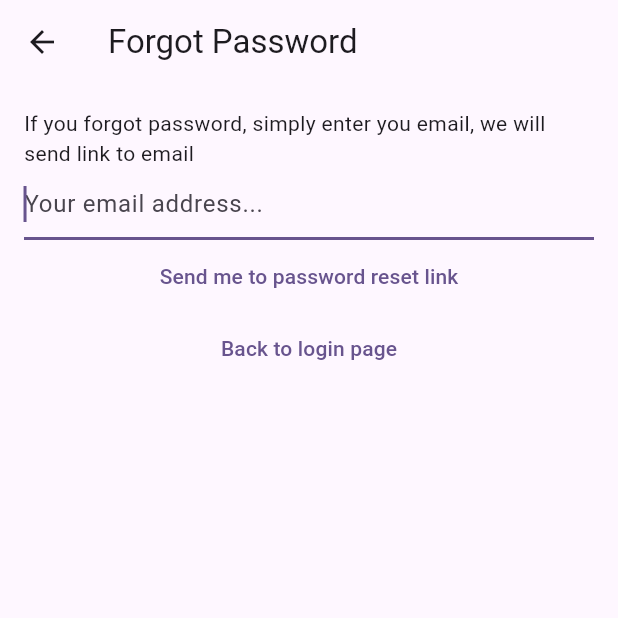
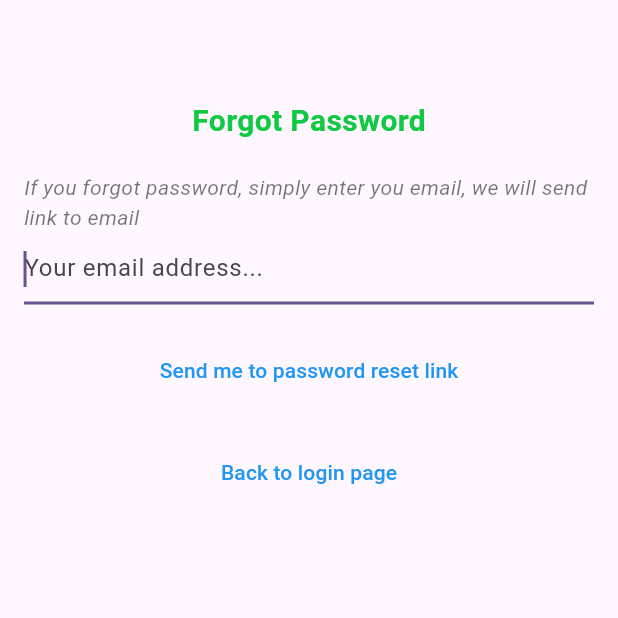
Before and after one commit to mj-suryavarma/flutter-notes, a Flutter app: the ForgotPasswordView screen opened directly, on a phone screen of 412 x 824 dp, the top half of it. Run offline on Flutter 3.47's test engine with Material 3 defaults, Android fonts, the phone set to English and light mode, and no system bars; our stand-ins replace bloc, cloud_firestore, equatable, firebase_auth, firebase_core, flutter_bloc and 2 more; accounts and stored records are empty; network calls fail; Roboto replaces fonts that are missing (cursive).

Commit message:
ui updated

```diff
--- /dev/null
+++ b/lib/constant/app_color.dart
@@ -0,0 +1 @@
+const int appThemeColor = 0xFF12C943;
--- a/lib/screen/forgot_password.dart
+++ b/lib/screen/forgot_password.dart
@@ -1,5 +1,6 @@
 import 'package:flutter/material.dart';
 import 'package:flutter_bloc/flutter_bloc.dart';
+import 'package:my_notes/constant/app_color.dart';
 import 'package:my_notes/service/bloc/auth_bloc.dart';
 import 'package:my_notes/service/bloc/auth_event.dart';
 import 'package:my_notes/service/bloc/auth_state.dart';
@@ -46,15 +47,27 @@ class _ForgotPasswordViewState extends State<ForgotPasswordView> {
         }
       },
       child: Scaffold(
-        appBar: AppBar(
-          title: const Text('Forgot Password'),
-        ),
         body: Padding(
           padding: const EdgeInsets.all(16.0),
           child: Column(
+            crossAxisAlignment: CrossAxisAlignment.center,
             children: [
+              const SizedBox(
+                height: 50,
+              ),
               const Text(
-                  'If you forgot password, simply enter you email, we will send link to email'),
+                "Forgot Password",
+              style: TextStyle(fontSize: 20, fontWeight: FontWeight.bold, color: Color(appThemeColor)),
+              ),
+              const SizedBox(height: 20),
+              const Text(
+                  'If you forgot password, simply enter you email, we will send link to email',
+                  style: TextStyle(
+                    fontStyle: FontStyle.italic,
+                    color: Colors.black54,
+                    fontFamily: 'cursive'
+                  ),
+              ),
               TextField(
                 keyboardType: TextInputType.emailAddress,
                 autocorrect: false,
@@ -64,18 +77,35 @@ class _ForgotPasswordViewState extends State<ForgotPasswordView> {
                     hintText: 'Your email address...'
                 ),
               ),
+              const SizedBox(
+                height: 20,
+              ),
               TextButton(onPressed: () {
                   final email = _controller.text;
                   context
                       .read<AuthBloc>()
                       .add(AuthEventForgetPassword(email: email));
-              }, child: const Text('Send me to password reset link')
+              }, child:
+              const Text(
+                'Send me to password reset link',
+                style: TextStyle(
+                  color: Colors.blue,
+                ),
+              )
+              ),
+              const SizedBox(
+                height: 20,
               ),
               TextButton(onPressed: () {
                 context
                     .read<AuthBloc>()
                     .add(const AuthEventLogout());
-              }, child: const Text('Back to login page')
+              }, child: const Text(
+                  'Back to login page',
+                  style: TextStyle(
+                  color: Colors.blue,
+                  ),
+              )
               )
             ],
           ),
--- a/lib/screen/login.dart
+++ b/lib/screen/login.dart
@@ -1,6 +1,7 @@
 import 'package:firebase_core/firebase_core.dart';
 import 'package:flutter/material.dart';
 import 'package:flutter_bloc/flutter_bloc.dart';
+import 'package:my_notes/constant/app_color.dart';
 import 'package:my_notes/constant/assert.dart';
 import 'package:my_notes/constant/routes.dart';
 import 'package:my_notes/firebase_options.dart';
@@ -101,7 +102,7 @@ class _LoginViewState extends State<LoginView> {
                           TextButton(
                              style: TextButton.styleFrom(
                                padding: const EdgeInsets.all(10),
-                               backgroundColor: Color(0xFF12C943),
+                               backgroundColor: Color(appThemeColor),
 
                              ),
                             onPressed: () async {
@@ -151,7 +152,7 @@ class _LoginViewState extends State<LoginView> {
                                "Login",
                               style: TextStyle(
                                   color: Colors.white,
-                                  backgroundColor: Color(0xFF12C943),
+                                  backgroundColor: Color(appThemeColor),
                                   fontSize: 20,
                                  fontFamily: 'cursive',
                               ),
```
Also changed, not shown: lib/screen/register.dart (+38 -10 lines).
